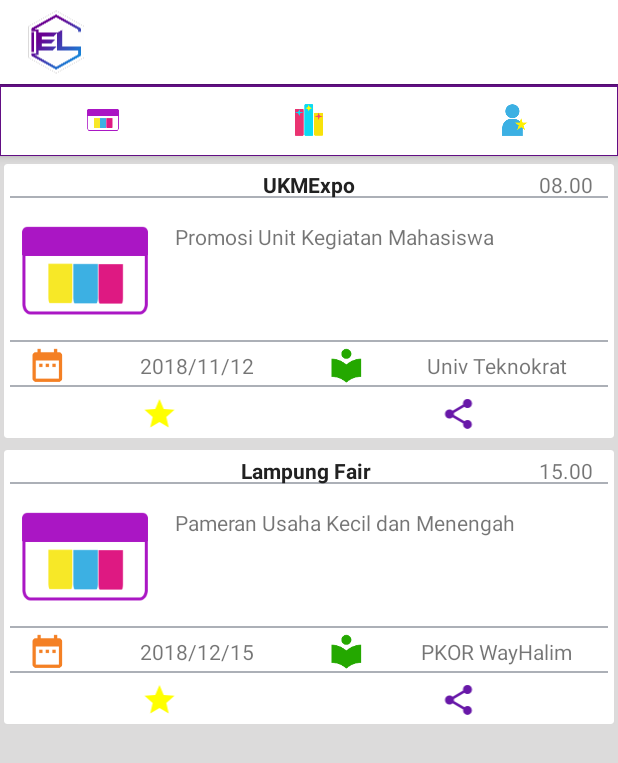
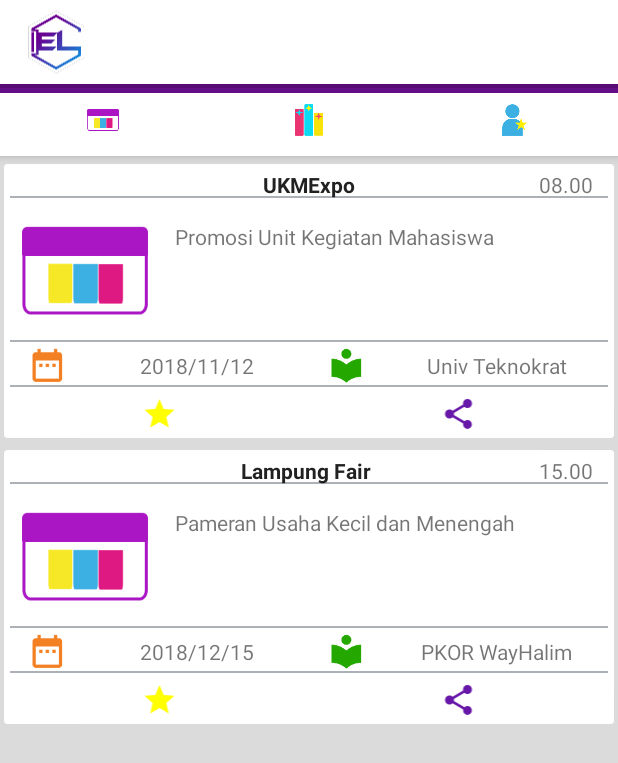
Before and after one commit to harloom/EVPA, an Android app: the screen it shows after launch (MainActivity), on a phone screen of 412 x 824 dp. Shown: the top 763 px of the screen. Run offline under Robolectric (Android 15) with nearby library versions, the phone set to English and light mode, and no system bars.

Commit message:
Commit By Ilham Master

```diff
--- a/app/src/main/res/drawable-hdpi/background_header.xml
+++ b/app/src/main/res/drawable-hdpi/background_header.xml
@@ -3,15 +3,15 @@
     android:layout_width="match_parent"
     android:layout_height="1dp">
     <item
-        android:bottom="-1dp"
-        android:top="1dp"
-        android:right="-1dp"
-        android:left="-1dp">
+        android:bottom="-4dp"
+        android:top="3dp"
+        android:right="-4dp"
+        android:left="-4dp">
         <shape
             android:shape="rectangle"
             >
             <stroke
-                android:width="1dp"
+                android:width="3dp"
                 android:color="@color/purpleHeader"/>
             <solid
                 android:color="@color/white"/>
--- a/app/src/main/res/layout/activity_about.xml
+++ b/app/src/main/res/layout/activity_about.xml
@@ -129,6 +129,7 @@
                     android:orientation="horizontal">
 
                     <android.support.v7.widget.CardView
+
                         android:layout_width="200dp"
                         android:layout_height="200dp"
                         app:cardCornerRadius="5dp"
@@ -136,6 +137,7 @@
                         app:cardUseCompatPadding="true">
 
                         <LinearLayout
+                            android:background="@drawable/background_header"
                             android:layout_width="match_parent"
                             android:layout_height="match_parent"
                             android:orientation="vertical">
```
Also changed, not shown: 734 other files.
